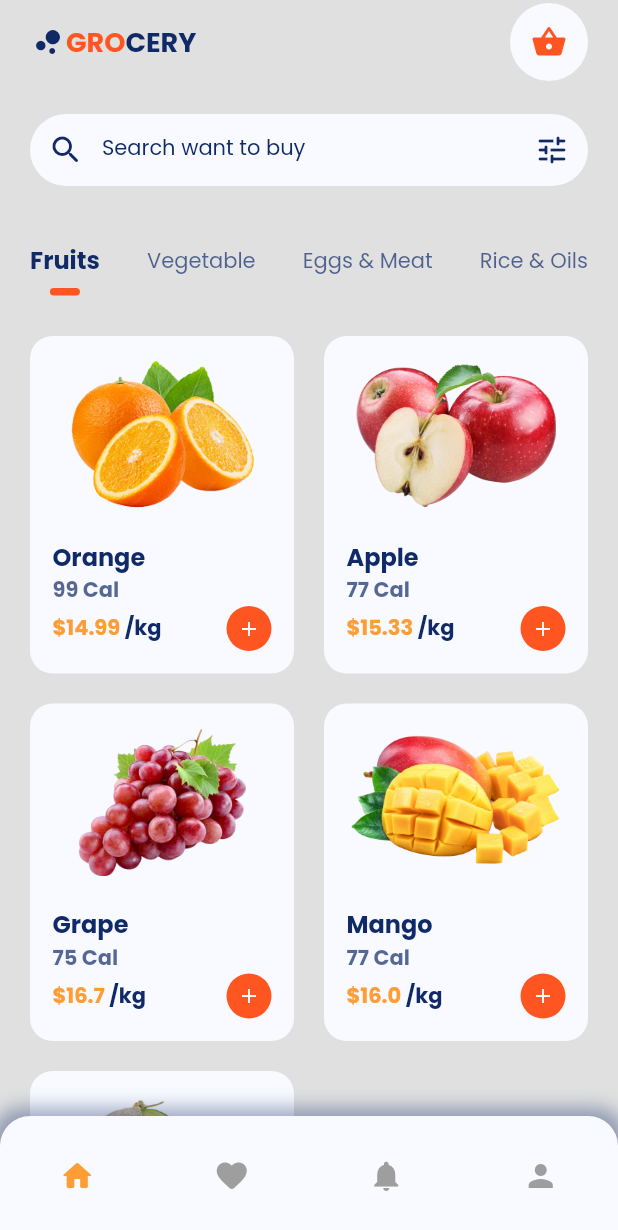
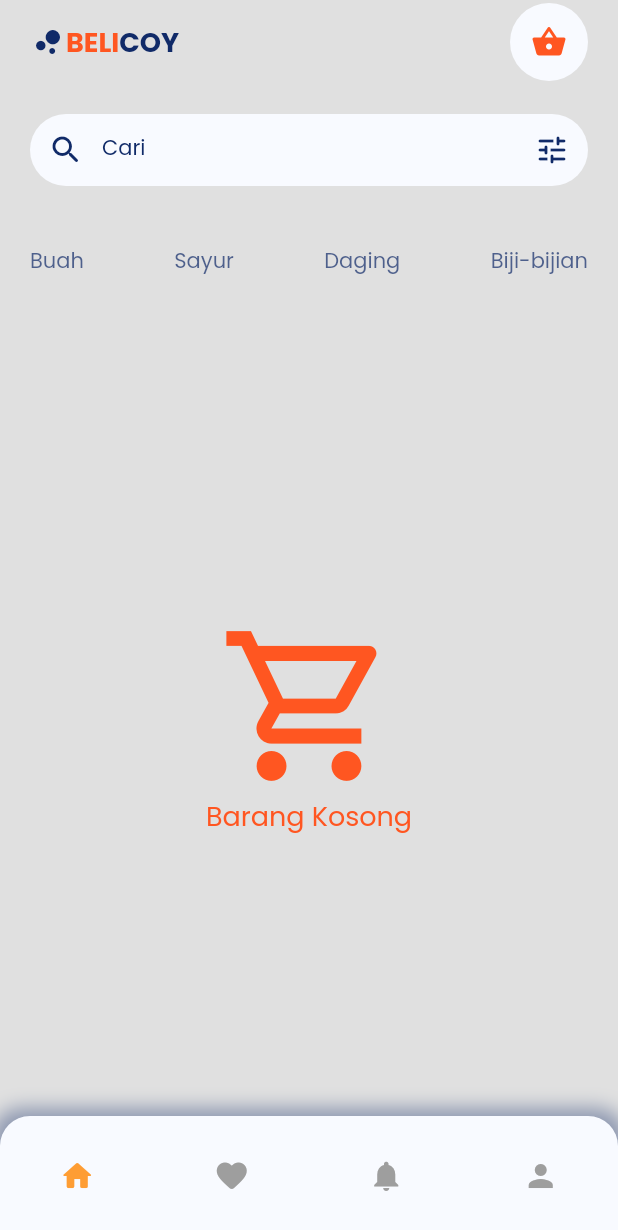
Before and after one commit to FiqriFaturrian/Tugas-3-PBM, a Flutter app: the screen it shows after launch, on a phone screen of 412 x 824 dp. Shown: the top 1230 px of the screen. Run offline on Flutter 3.47's test engine with Material 2 defaults, Android fonts, the phone set to English and light mode, and no system bars; our stand-ins replace google_fonts, readmore.

Commit message:
first commit

```diff
--- a/lib/detail_page.dart
+++ b/lib/detail_page.dart
@@ -138,7 +138,7 @@ class _DetailPageState extends State<DetailPage> {
                           ),
                           const SizedBox(width: 5),
                           Text(
-                            '${widget.product.rate} (2K)',
+                            '${widget.product.rate} (1423)',
                             style: poppins.copyWith(
                               color: blue,
                               fontWeight: FontWeight.bold,
@@ -170,7 +170,7 @@ class _DetailPageState extends State<DetailPage> {
                           ),
                           const SizedBox(width: 5),
                           Text(
-                            'Fri 26.12',
+                            'Jum 26.12',
                             style: poppins.copyWith(
                               color: blue,
                               fontWeight: FontWeight.bold,
@@ -274,12 +274,12 @@ class _DetailPageState extends State<DetailPage> {
                         crossAxisAlignment: CrossAxisAlignment.start,
                         children: [
                           Text(
-                            'Total Price',
+                            'Total Harga',
                             style: poppins.copyWith(
                                 fontSize: 14, color: blue.withOpacity(0.6)),
                           ),
                           Text(
-                              '\$${(widget.product.price * quantity).toStringAsFixed(2)}',
+                              '\Rp.${(widget.product.price * quantity).toStringAsFixed(2)}',
                               style: poppins.copyWith(
                                   fontSize: 20,
                                   color: blue,
@@ -296,7 +296,7 @@ class _DetailPageState extends State<DetailPage> {
                                 borderRadius: BorderRadius.circular(30),
                                 color: darkorange),
                             child: Text(
-                              'Add to Cart',
+                              'Tambahkan Ke Keranjang',
                               style: poppins.copyWith(
                                   fontSize: 16,
                                   color: white,
--- a/lib/home_page.dart
+++ b/lib/home_page.dart
@@ -12,10 +12,10 @@ class HomePage extends StatefulWidget {
 }
 
 class _HomePageState extends State<HomePage> {
-  String currentCategory = 'Fruits';
+  String currentCategory = 'BUAH';
   int currentMenu = 0;
   List<Product> dataProduct =
-      products.where((element) => element.category == 'Fruits').toList();
+      products.where((element) => element.category == 'BUAH').toList();
   List<IconData> menus = [
     Icons.home_rounded,
     Icons.favorite_rounded,
@@ -41,13 +41,13 @@ class _HomePageState extends State<HomePage> {
               RichText(
                   text: TextSpan(children: [
                 TextSpan(
-                    text: 'GRO',
+                    text: 'BELI',
                     style: poppins.copyWith(
                         fontSize: 18,
                         fontWeight: FontWeight.bold,
                         color: darkorange)),
                 TextSpan(
-                    text: 'CERY',
+                    text: 'COY',
                     style: poppins.copyWith(
                         fontSize: 18,
                         fontWeight: FontWeight.bold,
@@ -97,7 +97,7 @@ class _HomePageState extends State<HomePage> {
                   });
                 },
                 decoration: InputDecoration(
-                    hintText: 'Search want to buy',
+                    hintText: 'Cari',
                     hintStyle: poppins.copyWith(fontSize: 14, color: blue),
                     prefixIcon: const Icon(
                       Icons.search_rounded,
@@ -198,7 +198,7 @@ class _HomePageState extends State<HomePage> {
                           color: darkorange,
                         ),
                         Text(
-                          'Product Empty',
+                          'Barang Kosong',
                           style:
                               poppins.copyWith(fontSize: 18, color: darkorange),
                         )
@@ -280,7 +280,7 @@ class ItemProduct extends StatelessWidget {
                   RichText(
                       text: TextSpan(children: [
                     TextSpan(
-                        text: '\$${product.price}',
+                        text: '\Rp.${product.price}',
                         style: poppins.copyWith(
                           color: orange,
                           fontWeight: FontWeight.bold,
--- a/lib/models/categories.dart
+++ b/lib/models/categories.dart
@@ -1 +1 @@
-List<String> categories = ['Fruits', 'Vegetable', 'Eggs & Meat', 'Rice & Oils'];
+List<String> categories = ['Buah', 'Sayur', 'Daging', 'Biji-bijian'];
--- a/lib/models/products.dart
+++ b/lib/models/products.dart
@@ -16,19 +16,19 @@ class Product {
 
 List<Product> products = [
   Product(
-      category: 'Fruits',
+      category: 'Buah',
       images: [
         'fruit/orange1.png',
         'fruit/orange2.png',
         'fruit/orange3.png',
         'fruit/orange4.png',
       ],
-      name: 'Orange',
+      name: 'Jeruk',
       calorie: 99,
-      price: 14.99,
+      price: 5000,
       rate: 4.4,
       description:
-          'An orange is a fruit of various citrus species in the family Rutaceae (see list of plants known as orange); it primarily refers to Citrus × sinensis, which is also called sweet orange, to distinguish it from the related Citrus × aurantium, referred to as bitter orange. The sweet orange reproduces asexually (apomixis through nucellar embryony); varieties of sweet orange arise through mutations.'),
+          'jeruk merupakan sumber vitamin C yang sangat baik. Tidak hanya itu, dalam satu buah jeruk juga mengandung vitamin dan mineral lain yang dibutuhkan, seperti vitamin B1, folat, hingga potassium. Selain vitamin dan mineral, buah jeruk juga terkenal akan kandungan air yang sangat tinggi.'),
   Product(
     calorie: 78,
     images: [
@@ -36,28 +36,28 @@ List<Product> products = [
       'vegetable/broccoli2.png',
       'vegetable/broccoli3.png',
     ],
-    category: 'Vegetable',
-    name: 'Broccoli',
+    category: 'Sayur',
+    name: 'Brokoli',
     description:
-        'Broccoli (Brassica oleracea var. italica) is an edible green plant in the cabbage family (family Brassicaceae, genus Brassica) whose large flowering head, stalk and small associated leaves are eaten as a vegetable. Broccoli is classified in the Italica cultivar group of the species Brassica oleracea. Broccoli has large flower heads, usually dark green, arranged in a tree-like structure branching out from a thick stalk which is usually light green. The mass of flower heads is surrounded by leaves. Broccoli resembles cauliflower, which is a different but closely related cultivar group of the same Brassica species.',
-    price: 10.9,
+        'brokoli merupakan sumber yang kaya vitamin-K, dan kelompok vitamin B-kompleks , seperti niacin (vit B-3), asam pantotenat (vit. B-5), piridoksin (vit. B-6), vitamin B-12, dan riboflavin. Bunga brokoli juga mengandung asam lemak omega-3 selain ikan.',
+    price: 4500,
     rate: 4.0,
   ),
   Product(
-      category: 'Fruits',
-      name: 'Apple',
+      category: 'Buah',
+      name: 'Apel',
       calorie: 77,
       images: [
         'fruit/apple1.png',
         'fruit/apple2.png',
         'fruit/apple3.png',
       ],
-      price: 15.33,
+      price: 7000,
       rate: 4.5,
       description:
-          'An apple is an edible fruit produced by an apple tree (Malus domestica). Apple trees are cultivated worldwide and are the most widely grown species in the genus Malus. The tree originated in Central Asia, where its wild ancestor, Malus sieversii, is still found today. Apples have been grown for thousands of years in Asia and Europe and were brought to North America by European colonists. Apples have religious and mythological significance in many cultures, including Norse, Greek, and European Christian tradition.'),
+          'Buah apel diketahui rendah kalori serta mengandung beragam vitamin dan mineral, seperti vitamin A, vitamin B6, vitamin C, dan kalium. Tak hanya itu, buah apel juga mengandung antioksidan, seperti flavonoid, dan pektin yang baik bagi kesehatan tubuh dan mencegah berbagai penyakit.'),
   Product(
-      category: 'Vegetable',
+      category: 'Sayur',
       images: [
         'vegetable/potato1.png',
         'vegetable/potato2.png',
@@ -65,35 +65,35 @@ List<Product> products = [
       ],
       calorie: 66,
       description:
-          'The potato is a starchy tuber of the plant Solanum tuberosum and is a root vegetable native to the Americas. The plant is a perennial in the nightshade family Solanaceae. Wild potato species can be found from the southern United States to southern Chile. The potato was originally believed to have been domesticated by Native Americans independently in multiple locations, but later genetic studies traced a single origin, in the area of present-day southern Peru and extreme northwestern Bolivia.',
-      name: 'Potato',
+          'Zat gizi yang terdapat dalam kentang antara lain karbohidrat, mineral (besi, fosfor, magnesium, natrium, kalsium, dan kalium), protein, serta Page 2 9 vitamin terutama vitamin C dan B1. Selain itu, kentang juga mengandung lemak dalam jumlah yang relatif kecil, yaitu 1,0 – 1,5%.',
+      name: 'Kentang',
       rate: 3.5,
-      price: 9.0),
+      price: 9000),
   Product(
-      category: 'Vegetable',
+      category: 'Sayur',
       images: [
         'vegetable/carrot1.png',
         'vegetable/carrot2.png',
         'vegetable/carrot3.png',
         'vegetable/carrot4.png',
       ],
-      name: 'Carrot',
+      name: 'Wortel',
       calorie: 65,
       description:
-          'The carrot (Daucus carota subsp. sativus) is a root vegetable, typically orange in color, though purple, black, red, white, and yellow cultivars exist, all of which are domesticated forms of the wild carrot, Daucus carota, native to Europe and Southwestern Asia. The plant probably originated in Persia and was originally cultivated for its leaves and seeds. The most commonly eaten part of the plant is the taproot, although the stems and leaves are also eaten. The domestic carrot has been selectively bred for its enlarged, more palatable, less woody-textured taproot.',
-      price: 13.4,
+          'Manfaat sehat wortel didapat dari kandungan beragam nutrisi yang ada di dalamnya, salah satunya beta-karoten yang berperan sebagai antioksidan. Selain itu, ada sederet nutrisi lain yang terkandung dalam wortel, seperti serat, vitamin K, Kalium, vitamin C, folat, fosfor, kalium, protein, dan kalsium.',
+      price: 6500,
       rate: 3.8),
   Product(
       images: [
         'fruit/grape.png',
       ],
-      name: 'Grape',
-      category: 'Fruits',
-      price: 16.7,
+      name: 'Anggur',
+      category: 'Buah',
+      price: 16000,
       calorie: 75,
       rate: 4.3,
       description:
-          'A grape is a fruit, botanically a berry, of the deciduous woody vines of the flowering plant genus Vitis. Grapes can be eaten fresh as table grapes, used for making wine, jam, grape juice, jelly, grape seed extract, vinegar, and grape seed oil, or dried as raisins, currants and sultanas. Grapes are a non-climacteric type of fruit, generally occurring in clusters.'),
+          'Selain mengandung vitamin C dan A, anggur juga dapat meningkatkan sistem kekebalan tubuh melalui sifat antimikroba alaminya. Satu porsi cangkir memberi pasokan 71 gram air, yang penting untuk hidrasi dan aliran darah yang sehat, serta untuk membuang limbah tubuh. Anggur mengandung beberapa antioksidan berbeda.'),
   Product(
       images: [
         'fruit/mango1.png',
@@ -101,42 +101,42 @@ List<Product> products = [
         'fruit/mango3.png',
         'fruit/mango4.png',
       ],
-      name: 'Mango',
-      category: 'Fruits',
-      price: 16.0,
+      name: 'Mangga',
+      category: 'Buah',
+      price: 12000,
       calorie: 77,
       rate: 4.0,
       description:
-          'A mango is an edible stone fruit produced by the tropical tree Mangifera indica which is believed to have originated from the region between northwestern Myanmar, Bangladesh, and northeastern India. M. indica has been cultivated in South and Southeast Asia since ancient times resulting in two types of modern mango cultivars: the "Indian type" and the "Southeast Asian type". Other species in the genus Mangifera also produce edible fruits that are also called "mangoes", the majority of which are found in the Malesian ecoregion.'),
+          'Buah mangga adalah salah satu sumber vitamin C yang baik. Kandungan vitamin C di dalam mangga diperlukan ibu hamil dan janin untuk memproduksi kolagen, yaitu protein dalam tubuh yang berperan sebagai bahan untuk membentuk jaringan kulit dan tulang serta jaringan ikat tubuh.'),
   Product(
-      category: 'Fruits',
+      category: 'Buah',
       images: ['fruit/melon.png'],
       description:
-          'A melon is any of various plants of the family Cucurbitaceae with sweet, edible, and fleshy fruit. The word "melon" can refer to either the plant or specifically to the fruit. Botanically, a melon is a kind of berry, specifically a "pepo". The word melon derives from Latin melopepo, which is the latinization of the Greek μηλοπέπων (mēlopepōn), meaning "melon", itself a compound of μῆλον (mēlon), "apple, treefruit (of any kind)" and πέπων (pepōn), amongst others "a kind of gourd or melon". Many different cultivars have been produced, particularly of cantaloupes.',
+          'Melon banyak mengandung vitamin A, B, dan C, serta mengandung protein, kalsium, dan fosfor. Kandungan nutrisinya, antara lain 15 mg kalsium; 25 mg fosfor; 0,5 mg besi; 34 mg vitamin C; 640 mg vitamin A; dan 0,03 mg vitamin B1. Melon memiliki manfaat penting bagi kesehatan.',
       name: 'Melon',
       calorie: 78,
       rate: 3.9,
-      price: 12.6),
+      price: 12500),
   Product(
-      category: 'Vegetable',
+      category: 'Sayur',
       images: ['vegetable/celery.png'],
-      name: 'Celery',
+      name: 'Seledri',
       calorie: 76,
       description:
-          'Celery (Apium graveolens) is a marshland plant in the family Apiaceae that has been cultivated as a vegetable since antiquity. Celery has a long fibrous stalk tapering into leaves. Depending on location and cultivar, either its stalks, leaves or hypocotyl are eaten and used in cooking. Celery seed powder is used as a spice.',
-      price: 13.4,
+          'Seledri dikenal sebagai sayuran tinggi serat serta kaya akan karbohidrat dan protein yang termasuk dalam makronutrisi. Seledri juga mengandung beragam vitamin dan mineral, seperti vitamin A, vitamin B, vitamin C, vitamin E, folat, kalsium, magnesium, kalium, dan kolin.',
+      price: 2000,
       rate: 4.0),
   Product(
-      category: 'Vegetable',
+      category: 'Sayur',
       images: [
         'vegetable/lettuce1.png',
         'vegetable/lettuce2.png',
         'vegetable/lettuce3.png',
       ],
-      name: 'Lettuce',
+      name: 'Selada',
       calorie: 80,
       description:
-          'Lettuce (Lactuca sativa) is an annual plant of the family Asteraceae. It is most often grown as a leaf vegetable, but sometimes for its stem and seeds. Lettuce is most often used for salads, although it is also seen in other kinds of food, such as soups, sandwiches and wraps; it can also be grilled. One variety, the celtuce (asparagus lettuce), is grown for its stems, which are eaten either raw or cooked. In addition to its main use as a leafy green, it has also gathered religious and medicinal significance over centuries of human consumption. Europe and North America originally dominated the market for lettuce, but by the late 20th century the consumption of lettuce had spread throughout the world. As of 2017, world production of lettuce and chicory was 27 million tonnes, 56% of which came from China.',
+          'Daun selada adalah sumber vitamin yang baik, termasuk vitamin A dan vitamin K yang sangat tinggi. Bahkan, secangkir daun selada bisa memenuhi 82% kebutuhan vitamin A serta 60% kebutuhan vitamin K harian Anda.',
       rate: 3.4,
-      price: 10.0)
+      price: 10000)
 ];
```
